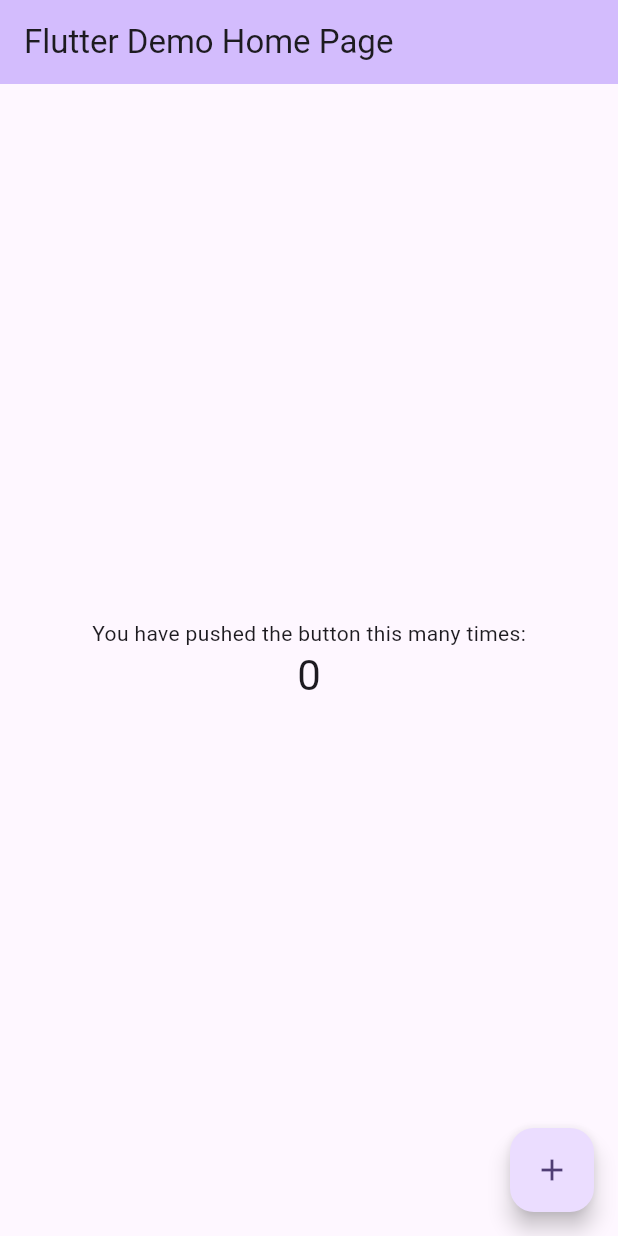
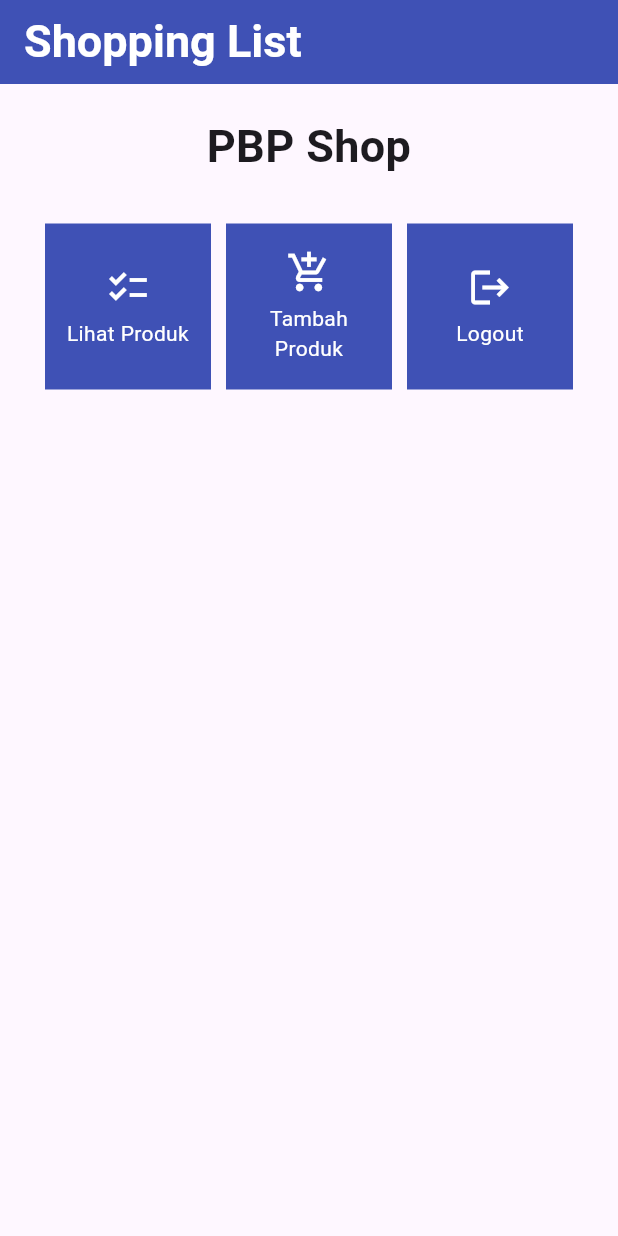
Before and after one commit to KenKomKom/shopping-list-mobile, a Flutter app: the screen it shows after launch, on a phone screen of 412 x 824 dp. Run offline on Flutter 3.47's test engine with Material 2 defaults, Android fonts, the phone set to English and light mode, and no system bars.

Commit message:
recolor appbar

```diff
--- a/lib/main.dart
+++ b/lib/main.dart
@@ -1,4 +1,5 @@
 import 'package:flutter/material.dart';
+import 'package:shopping_list/menu.dart';
 
 void main() {
   runApp(const MyApp());
@@ -30,96 +31,9 @@ class MyApp extends StatelessWidget {
         // tested with just a hot reload.
         colorScheme: ColorScheme.fromSeed(seedColor: Colors.deepPurple),
         useMaterial3: true,
+        primarySwatch: Colors.indigo,
       ),
-      home: const MyHomePage(title: 'Flutter Demo Home Page'),
+      home: MyHomePage(),
     );
   }
 }
-
-class MyHomePage extends StatefulWidget {
-  const MyHomePage({super.key, required this.title});
-
-  // This widget is the home page of your application. It is stateful, meaning
-  // that it has a State object (defined below) that contains fields that affect
-  // how it looks.
-
-  // This class is the configuration for the state. It holds the values (in this
-  // case the title) provided by the parent (in this case the App widget) and
-  // used by the build method of the State. Fields in a Widget subclass are
-  // always marked "final".
-
-  final String title;
-
-  @override
-  State<MyHomePage> createState() => _MyHomePageState();
-}
-
-class _MyHomePageState extends State<MyHomePage> {
-  int _counter = 0;
-
-  void _incrementCounter() {
-    setState(() {
-      // This call to setState tells the Flutter framework that something has
-      // changed in this State, which causes it to rerun the build method below
-      // so that the display can reflect the updated values. If we changed
-      // _counter without calling setState(), then the build method would not be
-      // called again, and so nothing would appear to happen.
-      _counter++;
-    });
-  }
-
-  @override
-  Widget build(BuildContext context) {
-    // This method is rerun every time setState is called, for instance as done
-    // by the _incrementCounter method above.
-    //
-    // The Flutter framework has been optimized to make rerunning build methods
-    // fast, so that you can just rebuild anything that needs updating rather
-    // than having to individually change instances of widgets.
-    return Scaffold(
-      appBar: AppBar(
-        // TRY THIS: Try changing the color here to a specific color (to
-        // Colors.amber, perhaps?) and trigger a hot reload to see the AppBar
-        // change color while the other colors stay the same.
-        backgroundColor: Theme.of(context).colorScheme.inversePrimary,
-        // Here we take the value from the MyHomePage object that was created by
-        // the App.build method, and use it to set our appbar title.
-        title: Text(widget.title),
-      ),
-      body: Center(
-        // Center is a layout widget. It takes a single child and positions it
-        // in the middle of the parent.
-        child: Column(
-          // Column is also a layout widget. It takes a list of children and
-          // arranges them vertically. By default, it sizes itself to fit its
-          // children horizontally, and tries to be as tall as its parent.
-          //
-          // Column has various properties to control how it sizes itself and
-          // how it positions its children. Here we use mainAxisAlignment to
-          // center the children vertically; the main axis here is the vertical
-          // axis because Columns are vertical (the cross axis would be
-          // horizontal).
-          //
-          // TRY THIS: Invoke "debug painting" (choose the "Toggle Debug Paint"
-          // action in the IDE, or press "p" in the console), to see the
-          // wireframe for each widget.
-          mainAxisAlignment: MainAxisAlignment.center,
-          children: <Widget>[
-            const Text(
-              'You have pushed the button this many times:',
-            ),
-            Text(
-              '$_counter',
-              style: Theme.of(context).textTheme.headlineMedium,
-            ),
-          ],
-        ),
-      ),
-      floatingActionButton: FloatingActionButton(
-        onPressed: _incrementCounter,
-        tooltip: 'Increment',
-        child: const Icon(Icons.add),
-      ), // This trailing comma makes auto-formatting nicer for build methods.
-    );
-  }
-}
--- /dev/null
+++ b/lib/menu.dart
@@ -0,0 +1,146 @@
+import 'package:flutter/material.dart';
+
+class ShopItem {
+  final String name;
+  final IconData icon;
+
+  ShopItem(this.name, this.icon);
+}
+
+class MyHomePage extends StatelessWidget {
+    MyHomePage({Key? key}) : super(key: key);
+    final List<ShopItem> items = [
+    ShopItem("Lihat Produk", Icons.checklist),
+    ShopItem("Tambah Produk", Icons.add_shopping_cart),
+    ShopItem("Logout", Icons.logout),
+    ];
+
+    @override
+    Widget build(BuildContext context) {
+        return Scaffold(
+      appBar: AppBar(
+        title: const Text(
+          'Shopping List',
+          style: TextStyle(
+                    fontSize: 30,
+                    fontWeight: FontWeight.bold,
+                    color:Colors.white,
+                  ),
+        ),
+        backgroundColor:Colors.indigo,
+      ),
+      body: SingleChildScrollView(
+        // Widget wrapper yang dapat discroll
+        child: Padding(
+          padding: const EdgeInsets.all(10.0), // Set padding dari halaman
+          child: Column(
+            // Widget untuk menampilkan children secara vertikal
+            children: <Widget>[
+              const Padding(
+                padding: EdgeInsets.only(top: 10.0, bottom: 10.0),
+                // Widget Text untuk menampilkan tulisan dengan alignment center dan style yang sesuai
+                child: Text(
+                  'PBP Shop', // Text yang menandakan toko
+                  textAlign: TextAlign.center,
+                  style: TextStyle(
+                    fontSize: 30,
+                    fontWeight: FontWeight.bold,
+                  ),
+                ),
+              ),
+              // Grid layout
+              GridView.count(
+                // Container pada card kita.
+                primary: true,
+                padding: const EdgeInsets.all(20),
+                crossAxisSpacing: 10,
+                mainAxisSpacing: 10,
+                crossAxisCount: 3,
+                shrinkWrap: true,
+                children: items.map((ShopItem item) {
+                  // Iterasi untuk setiap item
+                  return ShopCard(item);
+                }).toList(),
+              ),
+            ],
+          ),
+        ),
+      ),
+    );
+    }
+
+  // This widget is the home page of your application. It is stateful, meaning
+  // that it has a State object (defined below) that contains fields that affect
+  // how it looks.
+
+  // This class is the configuration for the state. It holds the values (in this
+  // case the title) provided by the parent (in this case the App widget) and
+  // used by the build method of the State. Fields in a Widget subclass are
+  // always marked "final".
+
+  // final String title;
+
+  // @override
+  // State<MyHomePage> createState() => _MyHomePageState();
+}
+
+class ShopCard extends StatelessWidget {
+  final ShopItem item;
+
+  const ShopCard(this.item, {super.key}); // Constructor
+
+  @override
+  Widget build(BuildContext context) {
+    return Material(
+      color: Colors.indigo,
+      child: InkWell(
+        // Area responsive terhadap sentuhan
+        onTap: () {
+          // Memunculkan SnackBar ketika diklik
+          ScaffoldMessenger.of(context)
+            ..hideCurrentSnackBar()
+            ..showSnackBar(SnackBar(
+                content: Text("Kamu telah menekan tombol ${item.name}!")));
+        },
+        child: Container(
+          // Container untuk menyimpan Icon dan Text
+          padding: const EdgeInsets.all(8),
+          child: Center(
+            child: Column(
+              mainAxisAlignment: MainAxisAlignment.center,
+              children: [
+                Icon(
+                  item.icon,
+                  color: Colors.white,
+                  size: 30.0,
+                ),
+                const Padding(padding: EdgeInsets.all(3)),
+                Text(
+                  item.name,
+                  textAlign: TextAlign.center,
+                  style: const TextStyle(color: Colors.white),
+                ),
+              ],
+            ),
+          ),
+        ),
+      ),
+    );
+  }
+}
+
+/*
+class _MyHomePageState extends State<MyHomePage> {
+  int _counter = 0;
+
+  void _incrementCounter() {
+    setState(() {
+      // This call to setState tells the Flutter framework that something has
+      // changed in this State, which causes it to rerun the build method below
+      // so that the display can reflect the updated values. If we changed
+      // _counter without calling setState(), then the build method would not be
+      // called again, and so nothing would appear to happen.
+      _counter++;
+    });
+  }
+*/
```
